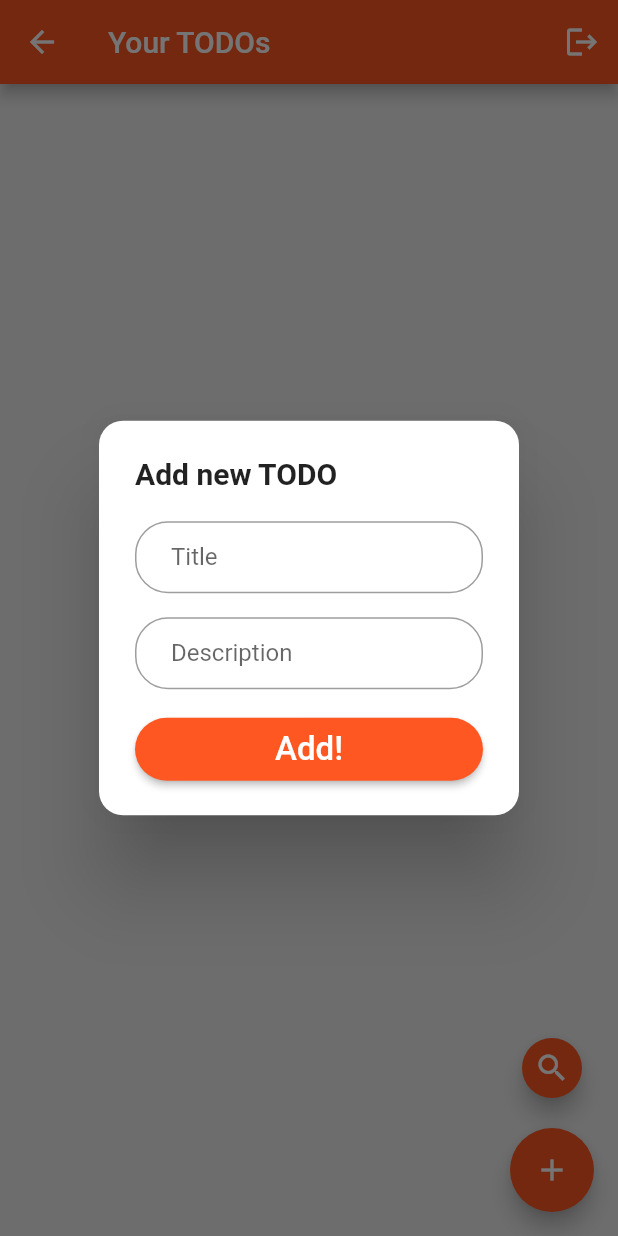
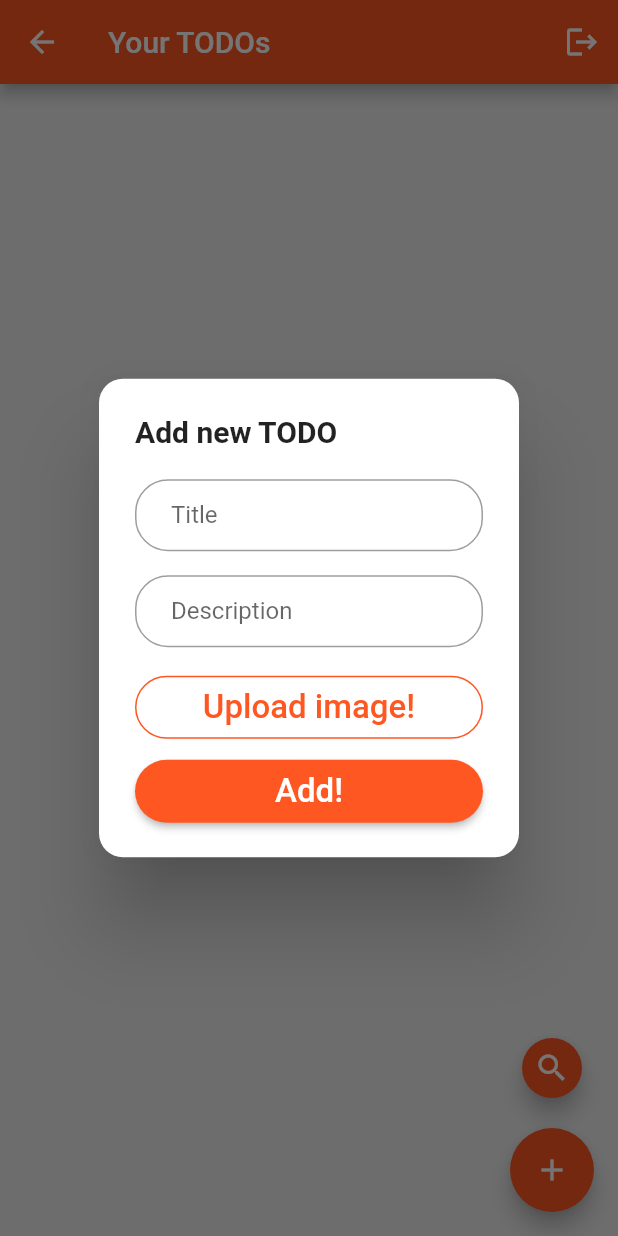
Before and after one commit to agustinwalter/Asteroid-TODOs, a Flutter app: the TodosScreen screen opened directly, after a tap on the "add" icon, on a phone screen of 412 x 824 dp. Run offline on Flutter 3.47's test engine with Material 2 defaults, Android fonts, the phone set to English and light mode, and no system bars; our stand-ins replace cloud_firestore, firebase_auth, firebase_core, firebase_storage, flutter_slidable, fluttertoast and 1 more; accounts and stored records are empty; network calls fail.

Commit message:
Now, images can be added

```diff
--- a/lib/models/todo.dart
+++ b/lib/models/todo.dart
@@ -1,3 +1,4 @@
+import 'dart:io';
 import 'package:cloud_firestore/cloud_firestore.dart';
 import 'package:flutter/foundation.dart';
 
@@ -7,6 +8,8 @@ class Todo {
     @required this.title,
     @required this.description,
     @required this.lastModified,
+    this.imageUrl,
+    this.localImage,
   });
 
   factory Todo.fromJson(Map<String, Object> json) {
@@ -14,6 +17,7 @@ class Todo {
       uid: json['uid'] as String,
       title: json['title'] as String,
       description: json['description'] as String,
+      imageUrl: json['imageUrl'] as String,
       lastModified: json['lastModified'] as Timestamp,
     );
   }
@@ -21,19 +25,26 @@ class Todo {
   final String uid;
   final String title;
   final String description;
+  final String imageUrl;
   final Timestamp lastModified;
+  final File localImage;
 
   Todo copyWith({
     String uid,
     String title,
     String description,
+    String imageUrl,
     Timestamp lastModified,
+    File localImage,
   }) {
     return Todo(
       uid: uid ?? this.uid,
       title: title ?? this.title,
       description: description ?? this.description,
+      imageUrl: imageUrl ?? this.imageUrl,
       lastModified: lastModified ?? this.lastModified,
+      // Allows to set [localImage] to null.
+      localImage: localImage,
     );
   }
 
@@ -41,6 +52,7 @@ class Todo {
     return <String, Object>{
       'title': title,
       'description': description,
+      'imageUrl': imageUrl,
       'lastModified': lastModified,
     };
   }
--- a/lib/screens/todos_screen.dart
+++ b/lib/screens/todos_screen.dart
@@ -38,6 +38,7 @@ class TodosScreen extends StatelessWidget {
       showErrorToast(e.message);
     } catch (e) {
       showErrorToast('Something went wrong, please try again.');
+      print(e);
     }
   }
 
--- /dev/null
+++ b/lib/widgets/common/secondary_action_button.dart
@@ -0,0 +1,34 @@
+import 'package:flutter/material.dart';
+
+class SecondaryActionButton extends StatelessWidget {
+  const SecondaryActionButton({
+    Key key,
+    this.onPressed,
+    @required this.text,
+  }) : super(key: key);
+
+  final void Function() onPressed;
+  final String text;
+
+  @override
+  Widget build(BuildContext context) {
+    return Row(
+      children: <Widget>[
+        Expanded(
+          child: ElevatedButton(
+            style: ElevatedButton.styleFrom(
+              onPrimary: Colors.deepOrange,
+              primary: Colors.white,
+              shape: const StadiumBorder(),
+              padding: const EdgeInsets.symmetric(vertical: 8),
+              side: const BorderSide(width: 1, color: Colors.deepOrange),
+              elevation: 0,
+            ),
+            onPressed: onPressed,
+            child: Text(text, style: const TextStyle(fontSize: 22)),
+          ),
+        ),
+      ],
+    );
+  }
+}
--- a/lib/widgets/todos/todo_dialog.dart
+++ b/lib/widgets/todos/todo_dialog.dart
@@ -1,8 +1,11 @@
+import 'dart:io';
 import 'package:asteroid_todo/models/todo.dart';
 import 'package:asteroid_todo/widgets/common/one_line_textfield.dart';
 import 'package:asteroid_todo/widgets/common/principal_action_button.dart';
+import 'package:asteroid_todo/widgets/common/secondary_action_button.dart';
 import 'package:cloud_firestore/cloud_firestore.dart';
 import 'package:flutter/material.dart';
+import 'package:image_picker/image_picker.dart';
 
 class TodoDialog extends StatefulWidget {
   const TodoDialog({
@@ -25,6 +28,9 @@ class TodoDialog extends StatefulWidget {
 class _TodoDialogState extends State<TodoDialog> {
   final TextEditingController _titleController = TextEditingController();
   final TextEditingController _descriptionController = TextEditingController();
+  final ImagePicker picker = ImagePicker();
+
+  File _prevImage;
 
   @override
   void initState() {
@@ -40,6 +46,37 @@ class _TodoDialogState extends State<TodoDialog> {
     _titleController.dispose();
     _descriptionController.dispose();
     super.dispose();
+  }
+
+  void _onPrincipalButtonClick() {
+    if (widget.todo != null) {
+      widget.onButtonClick(
+        widget.todo.copyWith(
+          title: _titleController.text,
+          description: _descriptionController.text,
+          localImage: _prevImage,
+          lastModified: Timestamp.now(),
+        ),
+      );
+    } else {
+      widget.onButtonClick(
+        Todo(
+          title: _titleController.text,
+          description: _descriptionController.text,
+          localImage: _prevImage,
+          lastModified: Timestamp.now(),
+        ),
+      );
+    }
+  }
+
+  Future<void> _pickImage() async {
+    final PickedFile pickedFile = await picker.getImage(source: ImageSource.gallery);
+    setState(() {
+      if (pickedFile != null) {
+        _prevImage = File(pickedFile.path);
+      }
+    });
   }
 
   @override
@@ -68,27 +105,13 @@ class _TodoDialogState extends State<TodoDialog> {
             textInputAction: TextInputAction.newline,
             controller: _descriptionController,
           ),
-          const SizedBox(height: 16),
+          const SizedBox(height: 8),
+          _image(),
+          const SizedBox(height: 8),
+          SecondaryActionButton(onPressed: _pickImage, text: 'Upload image!'),
+          const SizedBox(height: 8),
           PrincipalActionButton(
-            onPressed: () {
-              if (widget.todo != null) {
-                widget.onButtonClick(
-                  widget.todo.copyWith(
-                    title: _titleController.text,
-                    description: _descriptionController.text,
-                    lastModified: Timestamp.now(),
-                  ),
-                );
-              } else {
-                widget.onButtonClick(
-                  Todo(
-                    title: _titleController.text,
-                    description: _descriptionController.text,
-                    lastModified: Timestamp.now(),
-                  ),
-                );
-              }
-            },
+            onPressed: _onPrincipalButtonClick,
             text: widget.buttonText,
           ),
         ],
@@ -96,4 +119,24 @@ class _TodoDialogState extends State<TodoDialog> {
       contentPadding: const EdgeInsets.fromLTRB(24, 20, 24, 20),
     );
   }
+
+  Widget _image() {
+    if (_prevImage != null) {
+      return Image.file(
+        _prevImage,
+        width: 100,
+        height: 100,
+        fit: BoxFit.cover,
+      );
+    }
+    if (widget.todo?.imageUrl != null) {
+      return Image.network(
+        widget.todo?.imageUrl,
+        width: 100,
+        height: 100,
+        fit: BoxFit.cover,
+      );
+    }
+    return const SizedBox.shrink();
+  }
 }
--- a/pubspec.yaml
+++ b/pubspec.yaml
@@ -12,10 +12,12 @@ dependencies:
   cupertino_icons: ^1.0.2
   firebase_core: ^1.0.4
   firebase_auth: ^1.1.1
+  firebase_storage: ^8.0.4
   cloud_firestore: ^1.0.6
   provider: ^5.0.0
   flutter_slidable: ^0.6.0
   fluttertoast: ^8.0.6
+  image_picker: ^0.7.4
 
 dev_dependencies:
   flutter_test:
```
Also changed, not shown: lib/providers/todo_provider.dart (+22 -6 lines), lib/widgets/todos/todo_card.dart (+9 -0 lines), pubspec.lock.
